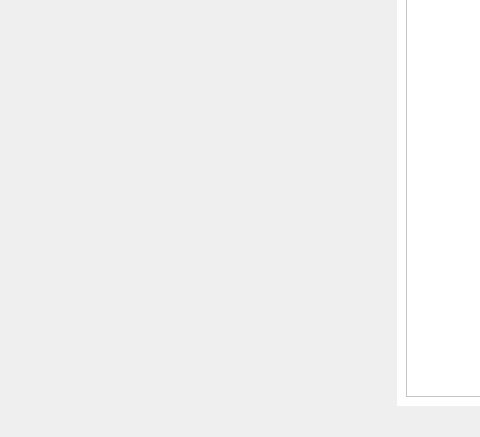
This is client_qt/ui/home.ui in VisionCraft2025/client_qt as Qt 5 draws it before an edit; both pictures show x 409 to 889 and y 258 to 695 of the 1045 by 695 pixel window. The edited form follows.
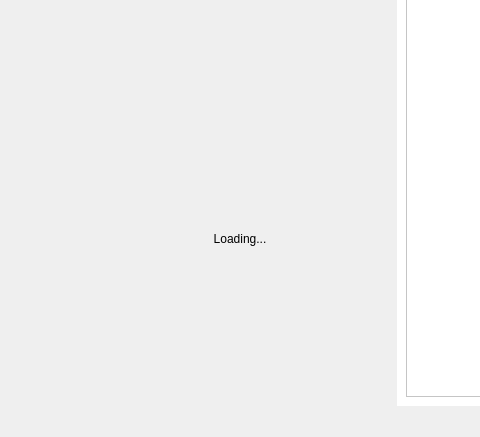
This is the edited form.

What changed in the file:
```diff
--- a/client_qt/ui/home.ui
+++ b/client_qt/ui/home.ui
@@ -183,13 +183,19 @@
               </widget>
              </item>
              <item>
-              <widget class="QWidget" name="chartWidget" native="true">
+              <widget class="QLabel" name="cam4">
                <property name="sizePolicy">
                 <sizepolicy hsizetype="Expanding" vsizetype="Expanding">
                  <horstretch>0</horstretch>
                  <verstretch>0</verstretch>
                 </sizepolicy>
                </property>
+               <property name="text">
+                <string>Loading...</string>
+               </property>
+               <property name="alignment">
+                <set>Qt::AlignmentFlag::AlignCenter</set>
+               </property>
               </widget>
              </item>
             </layout>
```
